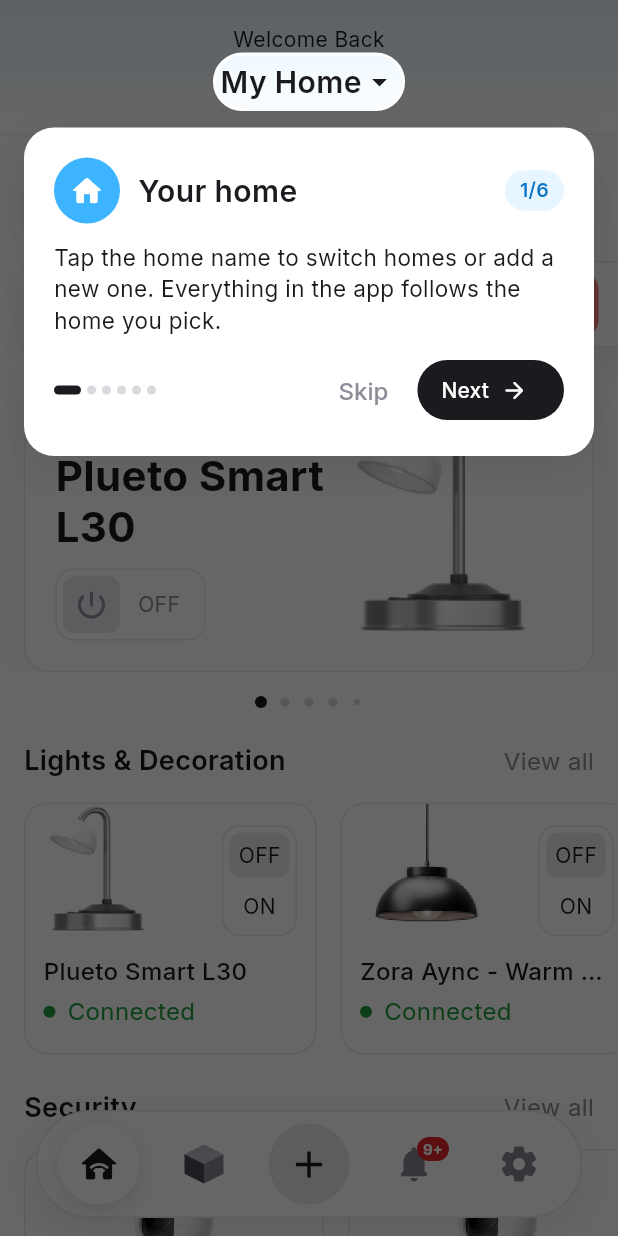
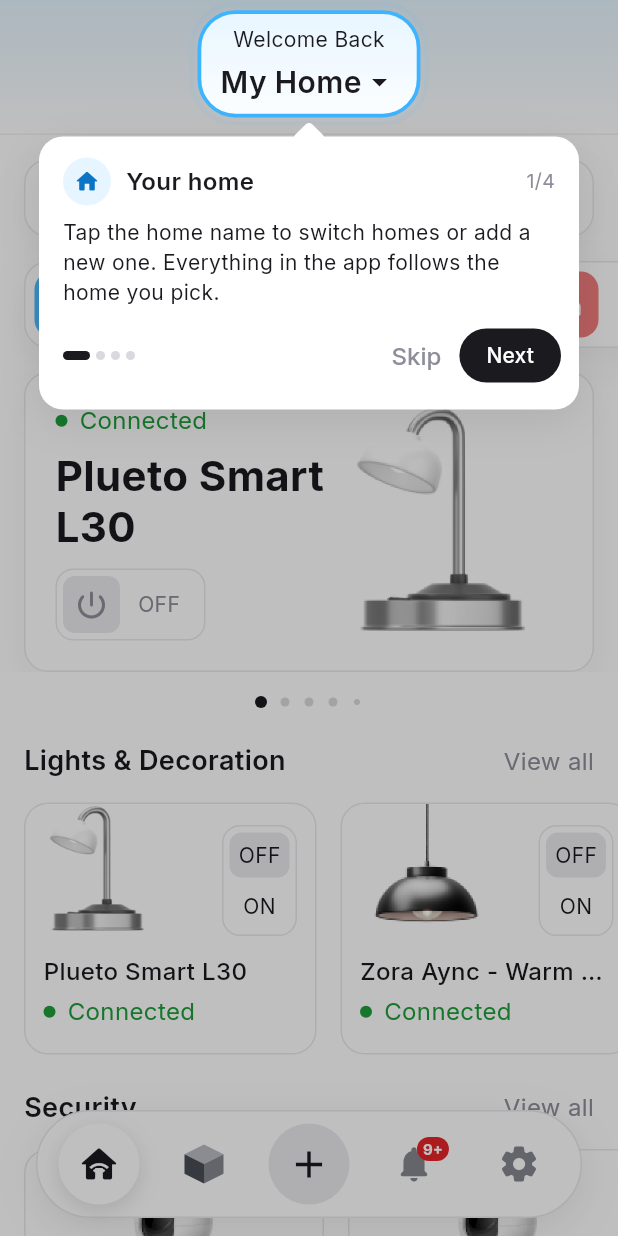
Before and after one commit to nguyen-huu-vinh/SmartHome_App, a Flutter app: the HomeScreen screen opened directly, on a phone screen of 412 x 824 dp. Run offline on Flutter 3.47's test engine with Material 3 defaults, Android fonts, the phone set to English and light mode, and no system bars; our stand-ins replace flutter_svg, google_fonts, google_sign_in, shared_preferences; accounts and stored records are empty.

Commit message:
sửa phần giới thiệu app

```diff
--- a/lib/l10n/app_en.arb
+++ b/lib/l10n/app_en.arb
@@ -193,10 +193,6 @@
   "gotIt": "Got it",
   "tourHomeTitle": "Your home",
   "tourHomeMessage": "Tap the home name to switch homes or add a new one. Everything in the app follows the home you pick.",
-  "tourSearchTitle": "Find a device",
-  "tourSearchMessage": "Type a name to quickly find any device in this home.",
-  "tourRoomsTitle": "Filter by room",
-  "tourRoomsMessage": "Tap a room to show only its devices. Tap it again to see everything.",
   "tourFeaturedTitle": "Quick controls",
   "tourFeaturedMessage": "Turn devices on or off right here. Swipe sideways for more, tap a card for details.",
   "tourAddTitle": "Add a device",
--- a/lib/l10n/app_localizations.dart
+++ b/lib/l10n/app_localizations.dart
@@ -1172,30 +1172,6 @@ abstract class AppLocalizations {
   /// **'Tap the home name to switch homes or add a new one. Everything in the app follows the home you pick.'**
   String get tourHomeMessage;
 
-  /// No description provided for @tourSearchTitle.
-  ///
-  /// In en, this message translates to:
-  /// **'Find a device'**
-  String get tourSearchTitle;
-
-  /// No description provided for @tourSearchMessage.
-  ///
-  /// In en, this message translates to:
-  /// **'Type a name to quickly find any device in this home.'**
-  String get tourSearchMessage;
-
-  /// No description provided for @tourRoomsTitle.
-  ///
-  /// In en, this message translates to:
-  /// **'Filter by room'**
-  String get tourRoomsTitle;
-
-  /// No description provided for @tourRoomsMessage.
-  ///
-  /// In en, this message translates to:
-  /// **'Tap a room to show only its devices. Tap it again to see everything.'**
-  String get tourRoomsMessage;
-
   /// No description provided for @tourFeaturedTitle.
   ///
   /// In en, this message translates to:
--- a/lib/l10n/app_vi.arb
+++ b/lib/l10n/app_vi.arb
@@ -193,10 +193,6 @@
   "gotIt": "Đã hiểu",
   "tourHomeTitle": "Nhà của bạn",
   "tourHomeMessage": "Chạm vào tên nhà để chuyển sang nhà khác hoặc thêm nhà mới. Mọi thứ trong app đổi theo nhà bạn chọn.",
-  "tourSearchTitle": "Tìm thiết bị",
-  "tourSearchMessage": "Gõ tên để tìm nhanh bất kỳ thiết bị nào trong nhà.",
-  "tourRoomsTitle": "Lọc theo phòng",
-  "tourRoomsMessage": "Chạm vào một phòng để chỉ hiện thiết bị của phòng đó. Chạm lần nữa để xem tất cả.",
   "tourFeaturedTitle": "Điều khiển nhanh",
   "tourFeaturedMessage": "Bật/tắt thiết bị ngay tại đây. Vuốt ngang để xem thêm, chạm vào thẻ để xem chi tiết.",
   "tourAddTitle": "Thêm thiết bị",
--- a/lib/screens/home/home_tab.dart
+++ b/lib/screens/home/home_tab.dart
@@ -22,8 +22,7 @@ import 'device_list_screen.dart';
 /// Nhãn gắn vào các chỗ ở tab Home mà phần giới thiệu app làm sáng.
 class HomeTourKeys {
   final home = GlobalKey(debugLabel: 'tour: home');
-  final search = GlobalKey(debugLabel: 'tour: search');
-  final rooms = GlobalKey(debugLabel: 'tour: rooms');
+  final homeLabel = GlobalKey(debugLabel: 'tour: home label');
   final featured = GlobalKey(debugLabel: 'tour: featured');
 }
 
@@ -118,6 +117,7 @@ class _HomeTabState extends State<HomeTab> {
           index: app.homeIndex,
           onTap: _manageHomes,
           nameKey: tour?.home,
+          labelKey: tour?.homeLabel,
         ),
         Expanded(
           child: AppRefresh(
@@ -132,7 +132,6 @@ class _HomeTabState extends State<HomeTab> {
               children: [
                 _pad(
                   SearchBox(
-                    key: tour?.search,
                     controller: _search,
                     hint: context.l10n.searchDevices,
                     onChanged: (v) => setState(() {
@@ -143,7 +142,6 @@ class _HomeTabState extends State<HomeTab> {
                 ),
                 const SizedBox(height: 16),
                 HorizontalList(
-                  key: tour?.rooms,
                   height: AppSizes.scaled(context, 58),
                   itemCount: app.rooms.length,
                   itemBuilder: (_, i) {
--- a/lib/widgets/app_tour.dart
+++ b/lib/widgets/app_tour.dart
@@ -6,7 +6,7 @@ import 'package:shared_preferences/shared_preferences.dart';
 import '../core/theme.dart';
 import '../l10n/l10n.dart';
 
-/// 1 bước giới thiệu: làm sáng [target] và hiện thẻ giải thích cạnh đó.
+/// 1 bước giới thiệu: khoanh [target] và hiện bong bóng giải thích cạnh đó.
 class TourStep {
   const TourStep({
     required this.target,
@@ -14,6 +14,8 @@ class TourStep {
     required this.title,
     required this.message,
     this.radius = AppSizes.radiusM,
+    this.padding = const EdgeInsets.all(4),
+    this.also = const [],
   });
 
   /// Gắn vào widget cần giới thiệu (VD: `KeyedSubtree(key: target, ...)`).
@@ -22,13 +24,22 @@ class TourStep {
   final String title;
   final String message;
 
-  /// Độ bo góc của chỗ được làm sáng (để vùng sáng ôm đúng hình);
+  /// Độ bo góc của chỗ được khoanh (để viền ôm đúng hình);
   /// nút tròn / viên thuốc → số lớn, tự thành hình tròn.
   final double radius;
+
+  /// Lề từ chỗ được khoanh ra mép viền. Chỗ có phần trống bên trong
+  /// (VD: mũi tên có lề riêng) → bù lại để vùng sáng ôm đều.
+  final EdgeInsets padding;
+
+  /// Các chỗ khác cùng được làm sáng chung với [target] (viền ôm cả
+  /// nhóm), VD: dòng chữ nhỏ phía trên tên nhà.
+  final List<GlobalKey> also;
 }
 
-/// Giới thiệu app lần đầu: phủ tối màn hình, chừa sáng từng chỗ, thẻ giải
-/// thích có "Skip" / "Next". Xem xong hoặc bỏ qua → ghi nhớ vào máy.
+/// Giới thiệu app lần đầu: nền mờ nhẹ, viền xanh khoanh từng chỗ, bong bóng
+/// giải thích có mũi tên chỉ vào đó, nút "Skip" / "Next". Xem xong hoặc bỏ
+/// qua → ghi nhớ vào máy.
 abstract final class AppTour {
   static const _seenKey = 'tour_done';
 
@@ -66,16 +77,29 @@ class _TourView extends StatefulWidget {
   State<_TourView> createState() => _TourViewState();
 }
 
-class _TourViewState extends State<_TourView> {
+class _TourViewState extends State<_TourView>
+    with SingleTickerProviderStateMixin {
   var _index = 0;
 
-  /// Vùng đang làm sáng (toạ độ màn hình); null → chưa đo xong.
+  /// Vùng đang khoanh (toạ độ màn hình); null → chưa đo xong.
   Rect? _hole;
+
+  /// Viền nhấp nháy vài lần mỗi khi sang bước mới, rồi đứng yên.
+  late final _pulse = AnimationController(
+    vsync: this,
+    duration: const Duration(milliseconds: 900),
+  );
 
   @override
   void initState() {
     super.initState();
     _go(0);
+  }
+
+  @override
+  void dispose() {
+    _pulse.dispose();
+    super.dispose();
   }
 
   /// Cuộn tới chỗ của bước [i] (nếu nằm trong danh sách cuộn) rồi đo vị trí.
@@ -92,19 +116,26 @@ class _TourViewState extends State<_TourView> {
     if (!mounted) return;
     setState(() {
       _index = i;
-      _hole = _measure(widget.steps[i].target, MediaQuery.sizeOf(context));
+      _hole = _measure(widget.steps[i], MediaQuery.sizeOf(context));
     });
+    _pulse.repeat(reverse: true, count: 4);
   }
 
-  /// Chừa quanh chỗ được làm sáng.
+  /// Lề mặc định quanh chỗ được khoanh (cũng dùng để bo góc đồng tâm).
   static const _pad = 4.0;
 
-  /// Vùng cần sáng (toạ độ màn hình), không tràn sát mép màn hình
+  /// Vùng cần khoanh (toạ độ màn hình), không tràn sát mép màn hình
   /// (VD: hàng phòng cuộn ngang tràn hết bề ngang).
-  static Rect? _measure(GlobalKey key, Size screen) {
+  static Rect? _measure(TourStep step, Size screen) {
+    Rect? bounds;
+    for (final key in [step.target, ...step.also]) {
       final box = key.currentContext?.findRenderObject();
-    if (box is! RenderBox || !box.hasSize) return null;
-    final rect = (box.localToGlobal(Offset.zero) & box.size).inflate(_pad);
+      if (box is! RenderBox || !box.hasSize) continue;
+      final r = box.localToGlobal(Offset.zero) & box.size;
+      bounds = bounds?.expandToInclude(r) ?? r;
+    }
+    if (bounds == null) return null;
+    final rect = step.padding.inflateRect(bounds);
     return rect
         .intersect(Offset.zero & screen)
         .intersect(Rect.fromLTRB(8, 0, screen.width - 8, screen.height));
@@ -118,17 +149,26 @@ class _TourViewState extends State<_TourView> {
     }
   }
 
+  /// Khoảng cách từ viền tới bong bóng (chừa chỗ cho mũi tên).
+  static const _gap = 14.0;
+
   @override
   Widget build(BuildContext context) {
     final size = MediaQuery.sizeOf(context);
     final hole = _hole;
-    // Thẻ đặt ở phía còn nhiều chỗ hơn (dưới hoặc trên vùng sáng).
+    // Bong bóng đặt ở phía còn nhiều chỗ hơn (dưới hoặc trên chỗ được khoanh).
     final below = hole == null || size.height - hole.bottom > hole.top;
+    final width = math.min(size.width - 2 * AppSizes.gutter, 360.0);
+    final left = (size.width - width) / 2;
     return Material(
       type: MaterialType.transparency,
       child: Stack(
         children: [
+          // Chạm ra ngoài bong bóng không làm gì (tránh bấm nhầm vào app).
           Positioned.fill(
+            child: GestureDetector(
+              behavior: HitTestBehavior.opaque,
+              onTap: () {},
               child: TweenAnimationBuilder<Rect?>(
                 tween: RectTween(
                   end:
@@ -142,34 +182,33 @@ class _TourViewState extends State<_TourView> {
                 duration: AppMotion.medium,
                 curve: AppMotion.curve,
                 builder: (_, r, _) => CustomPaint(
-                painter: _ScrimPainter(
-                  r!,
-                  widget.steps[_index].radius + _TourViewState._pad,
+                  painter: _SpotPainter(
+                    hole: hole == null ? null : r,
+                    radius: widget.steps[_index].radius + _pad,
+                    pulse: _pulse,
+                  ),
                 ),
               ),
             ),
           ),
           if (hole != null)
             Positioned(
-              left: AppSizes.gutter,
-              right: AppSizes.gutter,
-              top: below ? hole.bottom + 12 : null,
-              bottom: below ? null : size.height - hole.top + 12,
-              child: Align(
-                alignment: below ? Alignment.topCenter : Alignment.bottomCenter,
-                child: ConstrainedBox(
-                  constraints: const BoxConstraints(maxWidth: 440),
+              left: left,
+              width: width,
+              top: below ? hole.bottom + _gap : null,
+              bottom: below ? null : size.height - hole.top + _gap,
               child: AnimatedSwitcher(
                 duration: AppMotion.fast,
-                    child: _TourCard(
+                child: _TourBubble(
                   key: ValueKey(_index),
                   step: widget.steps[_index],
                   index: _index,
                   count: widget.steps.length,
+                  below: below,
+                  // Mũi tên chỉ đúng giữa chỗ được khoanh, không ra sát mép.
+                  arrowX: (hole.center.dx - left).clamp(28.0, width - 28),
                   onNext: _next,
                   onSkip: () => Navigator.pop(context),
-                    ),
-                  ),
                 ),
               ),
             ),
@@ -179,17 +218,23 @@ class _TourViewState extends State<_TourView> {
   }
 }
 
-/// Lớp phủ tối, khoét sáng [hole] và viền trắng quanh đó.
-class _ScrimPainter extends CustomPainter {
-  _ScrimPainter(this.hole, this.radius);
+/// Nền mờ nhẹ + viền xanh brand khoanh [hole] (có quầng nhấp nháy theo
+/// [pulse]). [hole] null → chỉ có nền.
+class _SpotPainter extends CustomPainter {
+  _SpotPainter({required this.hole, required this.radius, required this.pulse})
+    : super(repaint: pulse);
 
-  final Rect hole;
+  final Rect? hole;
 
-  /// Độ bo góc của vùng sáng; lớn hơn nửa cạnh ngắn thì thành hình tròn / viên thuốc.
+  /// Độ bo góc của viền; lớn hơn nửa cạnh ngắn thì thành hình tròn / viên thuốc.
   final double radius;
+  final Animation<double> pulse;
 
   @override
   void paint(Canvas canvas, Size size) {
+    final hole = this.hole;
+    final scrim = Paint()..color = const Color(0x40000000);
+    if (hole == null) return canvas.drawRect(Offset.zero & size, scrim);
     final r = RRect.fromRectAndRadius(
       hole,
       Radius.circular(math.min(radius, hole.shortestSide / 2)),
@@ -200,29 +245,40 @@ class _ScrimPainter extends CustomPainter {
           ..fillType = PathFillType.evenOdd
           ..addRect(Offset.zero & size)
           ..addRRect(r),
-        Paint()..color = const Color(0x99000000),
+        scrim,
+      )
+      // Quầng loang ra ngoài rồi mờ dần.
+      ..drawRRect(
+        r.inflate(pulse.value * 6),
+        Paint()
+          ..style = PaintingStyle.stroke
+          ..strokeWidth = 3
+          ..color = AppColors.brand.withValues(alpha: 0.55 * (1 - pulse.value)),
       )
       ..drawRRect(
         r,
         Paint()
           ..style = PaintingStyle.stroke
-          ..strokeWidth = 2
-          ..color = Colors.white,
+          ..strokeWidth = 2.5
+          ..color = AppColors.brand,
       );
   }
 
   @override
-  bool shouldRepaint(_ScrimPainter old) =>
+  bool shouldRepaint(_SpotPainter old) =>
       old.hole != hole || old.radius != radius;
 }
 
-/// Thẻ giải thích: icon, tiêu đề, "2/6", nội dung, chấm chỉ bước, nút.
-class _TourCard extends StatelessWidget {
-  const _TourCard({
+/// Bong bóng giải thích: icon, tiêu đề, "2/4", nội dung, chấm chỉ bước, nút.
+/// Có mũi tên ở cạnh trên ([below]) hoặc cạnh dưới, nằm tại [arrowX].
+class _TourBubble extends StatelessWidget {
+  const _TourBubble({
     super.key,
     required this.step,
     required this.index,
     required this.count,
+    required this.below,
+    required this.arrowX,
     required this.onNext,
     required this.onSkip,
   });
@@ -230,60 +286,66 @@ class _TourCard extends StatelessWidget {
   final TourStep step;
   final int index;
   final int count;
+  final bool below;
+  final double arrowX;
   final VoidCallback onNext;
   final VoidCallback onSkip;
+
+  static const _arrow = 16.0;
 
   @override
   Widget build(BuildContext context) {
     final last = index == count - 1;
-    return Container(
-      padding: const EdgeInsets.all(20),
+    return Stack(
+      clipBehavior: Clip.none,
+      children: [
+        Container(
+          padding: const EdgeInsets.fromLTRB(16, 14, 12, 12),
           decoration: BoxDecoration(
             color: Colors.white,
-        borderRadius: BorderRadius.circular(AppSizes.radiusL),
+            borderRadius: BorderRadius.circular(AppSizes.radiusM),
             boxShadow: AppShadows.floating,
           ),
           child: Column(
             mainAxisSize: MainAxisSize.min,
             crossAxisAlignment: CrossAxisAlignment.start,
-        spacing: 12,
+            spacing: 8,
             children: [
               Row(
-            spacing: 12,
+                spacing: 10,
                 children: [
                   Container(
-                width: 44,
-                height: 44,
+                    width: 32,
+                    height: 32,
                     decoration: const BoxDecoration(
                       shape: BoxShape.circle,
-                  color: AppColors.brand,
+                      color: AppColors.sky,
                     ),
-                child: Icon(step.icon, color: Colors.white),
+                    child: Icon(step.icon, size: 18, color: AppColors.skyLine),
                   ),
                   Expanded(
                     child: Semantics(
                       header: true,
-                  child: Text(step.title, style: AppText.semibold(20)),
+                      child: Text(step.title, style: AppText.semibold(16)),
                     ),
                   ),
-              Container(
-                padding: const EdgeInsets.symmetric(
-                  horizontal: 10,
-                  vertical: 4,
-                ),
-                decoration: BoxDecoration(
-                  color: AppColors.sky,
-                  borderRadius: BorderRadius.circular(99),
-                ),
+                  Padding(
+                    padding: const EdgeInsets.only(right: 4),
                     child: Text(
                       '${index + 1}/$count',
                       semanticsLabel: context.l10n.tourStep(index + 1, count),
-                  style: AppText.semibold(13, color: AppColors.skyLine),
+                      style: AppText.body(size: 13, color: AppColors.grey),
                     ),
                   ),
                 ],
               ),
-          Text(step.message, style: AppText.body(size: 15)),
+              Padding(
+                padding: const EdgeInsets.only(right: 4),
+                child: Text(
+                  step.message,
+                  style: AppText.body(size: 14).copyWith(height: 1.4),
+                ),
+              ),
               Row(
                 children: [
                   _Dots(count: count, index: index),
@@ -291,27 +353,45 @@ class _TourCard extends StatelessWidget {
                   if (!last)
                     TextButton(
                       onPressed: onSkip,
-                  style: TextButton.styleFrom(foregroundColor: AppColors.grey),
+                      style: TextButton.styleFrom(
+                        foregroundColor: AppColors.grey,
+                        minimumSize: const Size(0, 36),
+                      ),
                       child: Text(context.l10n.skip),
                     ),
-              const SizedBox(width: 4),
-              FilledButton.icon(
+                  FilledButton(
                     onPressed: onNext,
                     style: FilledButton.styleFrom(
                       backgroundColor: AppColors.dark,
+                      minimumSize: const Size(0, 36),
+                      padding: const EdgeInsets.symmetric(horizontal: 18),
                       shape: const StadiumBorder(),
                     ),
-                iconAlignment: IconAlignment.end,
-                icon: Icon(
-                  last ? Icons.check_rounded : Icons.arrow_forward_rounded,
-                  size: 18,
-                ),
-                label: Text(last ? context.l10n.gotIt : context.l10n.next),
+                    child: Text(last ? context.l10n.gotIt : context.l10n.next),
                   ),
                 ],
               ),
             ],
           ),
+        ),
+        // Mũi tên: hình thoi trắng, nửa dưới chìm vào bong bóng.
+        Positioned(
+          left: arrowX - _arrow / 2,
+          top: below ? -_arrow / 2 + 1 : null,
+          bottom: below ? null : -_arrow / 2 + 1,
+          child: Transform.rotate(
+            angle: math.pi / 4,
+            child: Container(
+              width: _arrow,
+              height: _arrow,
+              decoration: BoxDecoration(
+                color: Colors.white,
+                borderRadius: BorderRadius.circular(3),
+              ),
+            ),
+          ),
+        ),
+      ],
     );
   }
 }
--- a/lib/widgets/home_switcher_header.dart
+++ b/lib/widgets/home_switcher_header.dart
@@ -16,6 +16,7 @@ class HomeSwitcherHeader extends StatelessWidget {
     this.onChanged,
     this.onTap,
     this.nameKey,
+    this.labelKey,
   });
 
   final List<String> homes;
@@ -25,6 +26,9 @@ class HomeSwitcherHeader extends StatelessWidget {
 
   /// Nhãn gắn vào tên nhà (để phần giới thiệu app tìm ra vị trí).
   final GlobalKey? nameKey;
+
+  /// Nhãn gắn vào dòng "Welcome Back" (phần giới thiệu app làm sáng chung).
+  final GlobalKey? labelKey;
 
   Widget _name() => Row(
     mainAxisSize: MainAxisSize.min,
@@ -48,7 +52,7 @@ class HomeSwitcherHeader extends StatelessWidget {
       child: Column(
         spacing: 4,
         children: [
-          Text(context.l10n.welcomeBack, style: AppText.body()),
+          Text(context.l10n.welcomeBack, key: labelKey, style: AppText.body()),
           if (onTap != null)
             Pressable(
               key: nameKey,
```
Also changed, not shown: lib/l10n/app_localizations_en.dart (+0 -14 lines), lib/l10n/app_localizations_vi.dart (+0 -14 lines), lib/screens/home/home_screen.dart (+4 -15 lines), 1 other file. Lines whose indentation alone changed are shown as unchanged.
